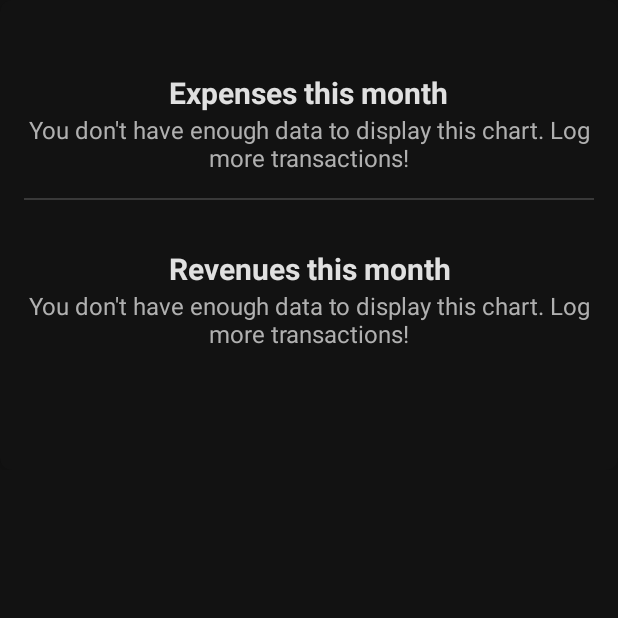
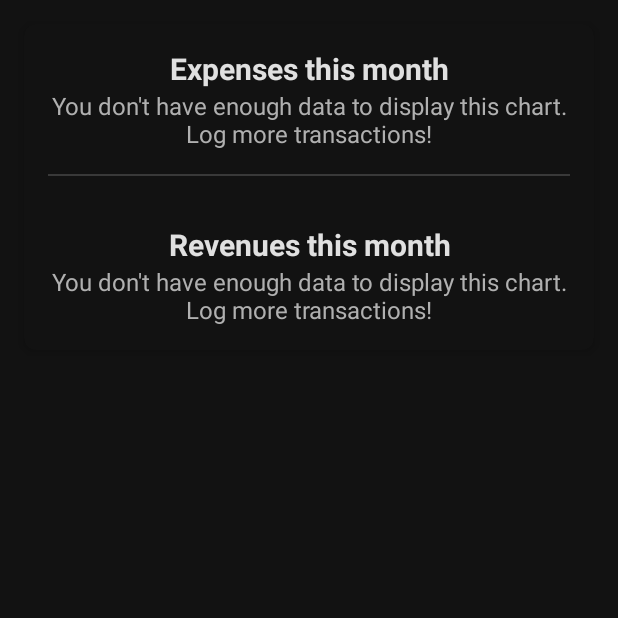
Before and after one commit to zeke-code/akira, an Android app: the fragment StatsFragment shown on its own in the app's theme, on a phone screen of 412 x 824 dp, the top half of it. Run offline under Robolectric (Android 15) with nearby library versions, the phone set to English and light mode, and no system bars; our stand-ins replace Dagger/Hilt's generated code; libraries missing offline, so code that uses them is left out: com.patrykandpatrick.vico; plain views replace CartesianChartView; 9 statements that could not run were skipped.

Commit message:
fix: charts not displaying correctly in StatsFragment

```diff
--- a/app/src/main/java/com/zekecode/akira_financialtracker/ui/fragments/StatsFragment.kt
+++ b/app/src/main/java/com/zekecode/akira_financialtracker/ui/fragments/StatsFragment.kt
@@ -34,51 +34,65 @@ class StatsFragment : Fragment() {
         binding.expenseChartView.modelProducer = viewModel.expenseChartModelProducer
         binding.earningChartView.modelProducer = viewModel.earningChartModelProducer
 
-        setupObservers()
-    }
-
-    private fun setupObservers() {
-        viewModel.isEarningDataEmpty.observe(viewLifecycleOwner) { isDataEmpty ->
-            if (isDataEmpty) {
-                binding.earningChartView.visibility = View.GONE
-                binding.noEarningsDataTextView.visibility = View.VISIBLE
-            } else {
-                binding.earningChartView.visibility = View.VISIBLE
-                binding.noEarningsDataTextView.visibility = View.GONE
-            }
+        // fix the expense chart’s formatter:
+        binding.expenseChartView.post {
+            val chart = binding.expenseChartView.chart ?: return@post
+            binding.expenseChartView.chart = chart.copy(
+                bottomAxis = (chart.bottomAxis as? HorizontalAxis ?: return@post).copy(
+                    valueFormatter = { context, x, _ ->
+                        // get the list of labels from the extraStore:
+                        val labels = context.model.extraStore[viewModel.labelListKey]
+                        // safety check the index, fallback to x.toString() if not in range:
+                        labels.getOrNull(x.toInt()) ?: x.toString()
+                    }
+                )
+            )
         }
 
-        viewModel.isExpenseDataEmpty.observe(viewLifecycleOwner) { isDataEmpty ->
-            if (isDataEmpty) {
-                binding.expenseChartView.visibility = View.GONE
-                binding.noExpensesDataTextView.visibility = View.VISIBLE
-            } else {
-                binding.expenseChartView.visibility = View.VISIBLE
-                binding.noExpensesDataTextView.visibility = View.GONE
-            }
+        // fix the earning chart’s formatter:
+        binding.earningChartView.post {
+            val chart = binding.earningChartView.chart ?: return@post
+            binding.earningChartView.chart = chart.copy(
+                bottomAxis = (chart.bottomAxis as? HorizontalAxis ?: return@post).copy(
+                    valueFormatter = { context, x, _ ->
+                        val labels = context.model.extraStore[viewModel.labelListKey]
+                        labels.getOrNull(x.toInt()) ?: x.toString()
+                    }
+                )
+            )
         }
 
-        viewModel.expenseCategoryNames.observe(viewLifecycleOwner) { categoryNames ->
-            setExpenseChartFormatter(categoryNames)
+        // 2) Observe expenseData to hide/show “no data” text.
+        viewModel.expenseData.observe(viewLifecycleOwner) { (categoryNames, _) ->
+            val isDataEmpty = categoryNames.isEmpty()
+            handleChartVisibility(
+                isDataEmpty = isDataEmpty,
+                chartView = binding.expenseChartView,
+                noDataTextView = binding.noExpensesDataTextView
+            )
         }
 
-        viewModel.earningCategoryNames.observe(viewLifecycleOwner) { categoryNames ->
-            setEarningsChartFormatter(categoryNames)
+        // 3) Observe earningData to hide/show “no data” text.
+        viewModel.earningData.observe(viewLifecycleOwner) { (categoryNames, _) ->
+            val isDataEmpty = categoryNames.isEmpty()
+            handleChartVisibility(
+                isDataEmpty = isDataEmpty,
+                chartView = binding.earningChartView,
+                noDataTextView = binding.noEarningsDataTextView
+            )
         }
     }
 
-    private fun setExpenseChartFormatter(categoryNames: List<String>) {
-        val formatter = CartesianValueFormatter { _, x, _ ->
-            categoryNames.getOrNull(x.toInt()) ?: x.toString()
-        }
-        binding.expenseChartView.chart?.bottomAxis = (binding.expenseChartView.chart?.bottomAxis as HorizontalAxis).copy(valueFormatter = formatter)
-    }
-
-    private fun setEarningsChartFormatter(categoryNames: List<String>) {
-        val formatter = CartesianValueFormatter { _, x, _ ->
-            categoryNames.getOrNull(x.toInt()) ?: x.toString()
-        }
-        binding.earningChartView.chart?.bottomAxis = (binding.earningChartView.chart?.bottomAxis as HorizontalAxis).copy(valueFormatter = formatter)
+    /**
+     * A helper to toggle between chart vs. "no data" text.
+     */
+    private fun handleChartVisibility(
+        isDataEmpty: Boolean,
+        chartView: View,
+        noDataTextView: View
+    ) {
+        chartView.visibility = if (isDataEmpty) View.GONE else View.VISIBLE
+        noDataTextView.visibility = if (isDataEmpty) View.VISIBLE else View.GONE
     }
 
     override fun onDestroyView() {
--- a/app/src/main/java/com/zekecode/akira_financialtracker/ui/viewmodels/StatsViewModel.kt
+++ b/app/src/main/java/com/zekecode/akira_financialtracker/ui/viewmodels/StatsViewModel.kt
@@ -1,8 +1,11 @@
 package com.zekecode.akira_financialtracker.ui.viewmodels
 
-import android.util.Log
-import androidx.lifecycle.*
+import androidx.lifecycle.LiveData
+import androidx.lifecycle.MutableLiveData
+import androidx.lifecycle.ViewModel
+import androidx.lifecycle.viewModelScope
 import com.patrykandpatrick.vico.core.cartesian.data.CartesianChartModelProducer
+import com.patrykandpatrick.vico.core.cartesian.data.CartesianValueFormatter
 import com.patrykandpatrick.vico.core.cartesian.data.columnSeries
 import com.patrykandpatrick.vico.core.common.data.ExtraStore
 import com.zekecode.akira_financialtracker.data.local.entities.EarningWithCategory
@@ -13,10 +16,6 @@ import dagger.hilt.android.lifecycle.HiltViewModel
 import kotlinx.coroutines.launch
 import javax.inject.Inject
 
-/**
- * This class needs some refactoring, as right now it's total garbage.
- * But hey, it works! I hate vico charts.
- */
 @HiltViewModel
 class StatsViewModel @Inject constructor(
     private val repository: FinancialRepository
@@ -29,105 +28,100 @@ class StatsViewModel @Inject constructor(
     private val monthlyEarnings: LiveData<List<EarningWithCategory>> =
         repository.getMonthlyEarnings(currentYearMonth)
 
-    private val _expenseCategoryNames = MediatorLiveData<List<String>>()
-    val expenseCategoryNames: LiveData<List<String>> get() = _expenseCategoryNames
-
-    private val _expenseCategorySums = MediatorLiveData<List<Float>>()
-
-    private val _earningCategoryNames = MediatorLiveData<List<String>>()
-    val earningCategoryNames: LiveData<List<String>> get() = _earningCategoryNames
-
-    private val _earningCategorySums = MediatorLiveData<List<Float>>()
-
     private val _expenseChartModelProducer = CartesianChartModelProducer()
-    val expenseChartModelProducer: CartesianChartModelProducer get() = _expenseChartModelProducer
+    val expenseChartModelProducer: CartesianChartModelProducer
+        get() = _expenseChartModelProducer
 
     private val _earningChartModelProducer = CartesianChartModelProducer()
-    val earningChartModelProducer: CartesianChartModelProducer get() = _earningChartModelProducer
+    val earningChartModelProducer: CartesianChartModelProducer
+        get() = _earningChartModelProducer
 
-    private val _isEarningDataEmpty = MutableLiveData<Boolean>()
-    val isEarningDataEmpty: LiveData<Boolean> get() = _isEarningDataEmpty
+    private val _expenseData = MutableLiveData<Pair<List<String>, List<Double>>>()
+    val expenseData: LiveData<Pair<List<String>, List<Double>>>
+        get() = _expenseData
 
-    private val _isExpenseDataEmpty = MutableLiveData<Boolean>()
-    val isExpenseDataEmpty: LiveData<Boolean> get() = _isExpenseDataEmpty
+    private val _earningData = MutableLiveData<Pair<List<String>, List<Double>>>()
+    val earningData: LiveData<Pair<List<String>, List<Double>>>
+        get() = _earningData
+
+    val labelListKey = ExtraStore.Key<List<String>>()
 
     init {
-        _expenseCategoryNames.addSource(monthlyExpenses) { expenses ->
-            updateExpenseData(expenses)
+        processFinancialData(
+            data = monthlyExpenses,
+            getCategoryName = { it.category.name },
+            getAmount = { it.expense.amount },
+            onProcessed = { names, sums ->
+                _expenseData.value = names to sums
+                updateChart(
+                    categoryNames = names,
+                    categorySums = sums,
+                    chartModelProducer = _expenseChartModelProducer
+                )
+            }
+        )
+
+        processFinancialData(
+            data = monthlyEarnings,
+            getCategoryName = { it.category.name },
+            getAmount = { it.earning.amount },
+            onProcessed = { names, sums ->
+                _earningData.value = names to sums
+                updateChart(
+                    categoryNames = names,
+                    categorySums = sums,
+                    chartModelProducer = _earningChartModelProducer
+                )
+            }
+        )
     }
 
-        _expenseCategorySums.addSource(monthlyExpenses) { expenses ->
-            updateExpenseData(expenses)
+    /**
+     * A generic function to transform the data (List<T>) into names and sums.
+     */
+    private fun <T> processFinancialData(
+        data: LiveData<List<T>>,
+        getCategoryName: (T) -> String,
+        getAmount: (T) -> Double,
+        onProcessed: (List<String>, List<Double>) -> Unit
+    ) {
+        data.observeForever { items ->
+            if (!items.isNullOrEmpty()) {
+                val groupedData = items.groupBy(getCategoryName)
+                val categoryNames = groupedData.keys.toList()
+                val categorySums = groupedData.values.map { group -> group.sumOf(getAmount) }
+                onProcessed(categoryNames, categorySums)
+            } else {
+                onProcessed(emptyList(), emptyList())
             }
-
-        _earningCategoryNames.addSource(monthlyEarnings) { earnings ->
-            updateEarningsData(earnings)
-        }
-
-        _earningCategorySums.addSource(monthlyEarnings) {earnings ->
-            updateEarningsData(earnings)
         }
     }
 
-    private fun updateExpenseData(expenses: List<ExpenseWithCategory>) {
-        if (expenses.isEmpty()) {
-            Log.w("StatsViewModel", "No expenses available to update the data.")
-            _isExpenseDataEmpty.value = true
+    /**
+     * Updates the [chartModelProducer] with new data
+     */
+    private fun updateChart(
+        categoryNames: List<String>,
+        categorySums: List<Double>,
+        chartModelProducer: CartesianChartModelProducer
+    ) {
+        if (categorySums.isEmpty()) {
             return
         }
-
-        val groupedExpenses = expenses.groupBy { it.category.name }
-        val categoryNames = groupedExpenses.keys.toList()
-        val categorySums = groupedExpenses.values.map { group ->
-            group.sumOf { it.expense.amount }.toFloat()
-        }
-
-        _expenseCategoryNames.value = categoryNames
-        _expenseCategorySums.value = categorySums
-
+        else{
             viewModelScope.launch {
-            updateExpenseChart(categoryNames, categorySums)
-        }
-    }
-
-    private fun updateEarningsData(earnings: List<EarningWithCategory>) {
-        if (earnings.isEmpty()) {
-            Log.w("StatsViewModel", "No earnings available to update the data.")
-            _isEarningDataEmpty.value = true
-            return
-        }
-
-        val groupedEarnings = earnings.groupBy { it.category.name }
-        val categoryNames = groupedEarnings.keys.toList()
-        val categorySums = groupedEarnings.values.map { group ->
-            group.sumOf { it.earning.amount }.toFloat()
-        }
-
-        _earningCategoryNames.value = categoryNames
-        _earningCategorySums.value = categorySums
-
-        viewModelScope.launch {
-            updateEarningsChart(categoryNames, categorySums)
-        }
-    }
-
-    private suspend fun updateExpenseChart(categoryNames: List<String>, categorySums: List<Float>) {
-        val labelListKey = ExtraStore.Key<List<String>>()
-        _expenseChartModelProducer.runTransaction {
+                chartModelProducer.runTransaction {
+                    // 1) Update the columns:
                     columnSeries { series(categorySums) }
+                    // 2) Store category names in ExtraStore:
                     extras { extraStore ->
                         extraStore[labelListKey] = categoryNames
                     }
                 }
-    }
-
-    private suspend fun updateEarningsChart(categoryNames: List<String>, categorySums: List<Float>) {
-        val labelListKey = ExtraStore.Key<List<String>>()
-        _earningChartModelProducer.runTransaction {
-            columnSeries { series(categorySums) }
-            extras { extraStore ->
-                extraStore[labelListKey] = categoryNames
+                CartesianValueFormatter { context, x, _ ->
+                    context.model.extraStore[labelListKey][x.toInt()]
                 }
             }
         }
     }
+}
--- a/app/src/main/res/layout/fragment_stats.xml
+++ b/app/src/main/res/layout/fragment_stats.xml
@@ -1,89 +1,78 @@
 <?xml version="1.0" encoding="utf-8"?>
 <ScrollView
     xmlns:android="http://schemas.android.com/apk/res/android"
-    xmlns:tools="http://schemas.android.com/tools"
     xmlns:app="http://schemas.android.com/apk/res-auto"
     android:layout_width="match_parent"
-    android:layout_height="match_parent"
-    tools:context=".ui.fragments.StatsFragment">
+    android:layout_height="match_parent">
 
-    <androidx.constraintlayout.widget.ConstraintLayout
+    <LinearLayout
         android:layout_width="match_parent"
-        android:layout_height="wrap_content">
+        android:layout_height="wrap_content"
+        android:orientation="vertical">
 
+        <!-- CardView with margin for better spacing -->
         <androidx.cardview.widget.CardView
-            android:id="@+id/main_chart_card"
-            android:layout_width="0dp"
+            android:layout_width="match_parent"
             android:layout_height="wrap_content"
+            android:layout_margin="@dimen/spacing_m"
             app:cardElevation="4dp"
             app:cardCornerRadius="8dp"
-            app:cardBackgroundColor="@color/background"
-            app:layout_constraintTop_toTopOf="parent"
-            app:layout_constraintStart_toStartOf="parent"
-            app:layout_constraintEnd_toEndOf="parent">
+            app:cardBackgroundColor="@color/background">
 
+            <!-- Content inside CardView -->
             <LinearLayout
                 android:layout_width="match_parent"
                 android:layout_height="wrap_content"
-                android:layout_marginTop="@dimen/spacing_l"
-                android:layout_marginBottom="@dimen/spacing_xl"
                 android:orientation="vertical"
                 android:padding="@dimen/spacing_m">
 
                 <!-- Monthly Expenses Header -->
                 <TextView
                     android:id="@+id/expenses_header"
-                    android:layout_width="wrap_content"
+                    android:layout_width="match_parent"
                     android:layout_height="wrap_content"
                     android:text="@string/stats_monthly_expenses_header"
                     android:textSize="20sp"
                     android:textColor="@color/primary_text"
                     android:textStyle="bold"
-                    android:gravity="center_horizontal"
-                    android:layout_gravity="center_horizontal" />
+                    android:gravity="center_horizontal" />
 
                 <!-- Expense Graph -->
                 <com.patrykandpatrick.vico.views.cartesian.CartesianChartView
                     android:id="@+id/expense_chart_view"
                     android:layout_width="match_parent"
                     android:layout_height="wrap_content"
-                    app:scrollEnabled="true"
-                    app:layers="column"
-                    app:columnLayerStyle="@style/ExpenseChartColumnLayerStyle"
-                    app:showStartAxis="true"
-                    app:showBottomAxis="true"
-                    app:bottomAxisStyle="@style/CustomAxis"
-                    android:padding="@dimen/spacing_m" />
+                    android:minHeight="300dp"
+                    app:chartStyle="@style/ExpenseChartStyle" />
 
                 <!-- Empty Expense Data Message -->
                 <TextView
                     android:id="@+id/noExpensesDataTextView"
-                    android:layout_width="wrap_content"
+                    android:layout_width="match_parent"
                     android:layout_height="wrap_content"
-                    android:text="@string/stats_no_data_message"                    android:visibility="gone"
-                    android:gravity="center"
+                    android:text="@string/stats_no_data_message"
                     android:textSize="@dimen/text_s"
-                    android:textColor="@color/secondary_text" />
+                    android:textColor="@color/secondary_text"
+                    android:gravity="center_horizontal"
+                    android:visibility="gone" />
 
                 <!-- Divider -->
                 <View
                     android:layout_width="match_parent"
                     android:layout_height="1dp"
-                    android:layout_marginTop="@dimen/spacing_m"
-                    android:layout_marginBottom="@dimen/spacing_m"
+                    android:layout_marginVertical="@dimen/spacing_m"
                     android:background="@color/divider" />
 
                 <!-- Monthly Revenue Header -->
                 <TextView
                     android:id="@+id/revenue_header"
-                    android:layout_width="wrap_content"
+                    android:layout_width="match_parent"
                     android:layout_height="wrap_content"
                     android:text="@string/stats_monthly_revenue_header"
                     android:textSize="20sp"
                     android:textColor="@color/primary_text"
                     android:textStyle="bold"
                     android:gravity="center_horizontal"
-                    android:layout_gravity="center_horizontal"
                     android:layout_marginTop="@dimen/spacing_m" />
 
                 <!-- Revenue Graph -->
@@ -91,25 +80,21 @@
                     android:id="@+id/earning_chart_view"
                     android:layout_width="match_parent"
                     android:layout_height="wrap_content"
-                    app:scrollEnabled="true"
-                    app:layers="column"
-                    app:columnLayerStyle="@style/RevenueChartColumnLayerStyle"
-                    app:showStartAxis="true"
-                    app:showBottomAxis="true"
-                    android:padding="@dimen/spacing_m" />
+                    android:minHeight="300dp"
+                    app:chartStyle="@style/RevenueChartStyle" />
 
                 <!-- Empty Earnings Data Message -->
                 <TextView
                     android:id="@+id/noEarningsDataTextView"
-                    android:layout_width="wrap_content"
+                    android:layout_width="match_parent"
                     android:layout_height="wrap_content"
                     android:text="@string/stats_no_data_message"
-                    android:visibility="gone"
-                    android:gravity="center"
                     android:textSize="@dimen/text_s"
-                    android:textColor="@color/secondary_text" />
+                    android:textColor="@color/secondary_text"
+                    android:gravity="center_horizontal"
+                    android:visibility="gone" />
 
-                <!-- Expenses vs Revenue Graph
+                <!-- Optional Expenses vs Revenue Graph (commented out)
                 <com.patrykandpatrick.vico.views.cartesian.CartesianChartView
                     android:id="@+id/revenue_vs_expenses_chart_view"
                     android:layout_width="match_parent"
@@ -120,10 +105,9 @@
                     app:showStartAxis="true"
                     app:showBottomAxis="true"
                     android:padding="@dimen/spacing_m" />
-
-                    -->
+                -->
 
             </LinearLayout>
         </androidx.cardview.widget.CardView>
-    </androidx.constraintlayout.widget.ConstraintLayout>
+    </LinearLayout>
 </ScrollView>
--- a/app/src/main/res/values/styles.xml
+++ b/app/src/main/res/values/styles.xml
@@ -1,7 +1,6 @@
 <?xml version="1.0" encoding="utf-8"?>
 <resources>
-
-    <!-- Custom style for BottomNavigationView -->
+    <!-- Navigation Styles -->
     <style name="CustomBottomNavigation" parent="Widget.MaterialComponents.BottomNavigationView">
         <item name="itemTextAppearanceActive">@style/BottomNavActiveTextStyle</item>
         <item name="backgroundColor">@color/secondary_background</item>
@@ -11,42 +10,70 @@
         <item name="menuGravity">center</item>
     </style>
 
-    <!-- Style for active text in BottomNavigationView -->
     <style name="BottomNavActiveTextStyle" parent="TextAppearance.MaterialComponents.Caption">
         <item name="android:textColor">#E0E0E0</item>
     </style>
 
-    <!-- General text style for BottomNavigationView -->
     <style name="BottomNavTextStyle" parent="TextAppearance.MaterialComponents.Caption">
         <item name="android:textSize">10sp</item>
         <item name="android:paddingBottom">0dp</item>
         <item name="android:paddingTop">0dp</item>
     </style>
 
+    <!-- Dialog Styles -->
     <style name="CustomDialog" parent="Theme.MaterialComponents.Dialog">
         <item name="android:windowBackground">@android:color/transparent</item>
         <item name="android:windowIsFloating">true</item>
         <item name="android:backgroundDimEnabled">true</item>
     </style>
 
-    <style name="ExpenseChartColumn1Style">
-        <item name="color">@color/accent_red</item>
-        <item name="thickness">8dp</item>
-    </style>
+    <!-- Chart Base Styles -->
 
     <style name="CustomAxis">
         <item name="horizontalAxisLabelSpacing">2</item>
     </style>
 
-    <style name="RevenueChartColumn1Style">
-        <item name="color">@color/accent_green</item>
+    <style name="BaseColumnStyle">
         <item name="thickness">8dp</item>
+    </style>
+
+    <!-- Expense Chart Styles -->
+    <style name="ExpenseChartStyle">
+        <item name="bottomAxisStyle">@style/CustomAxis</item>
+        <item name="columnLayerStyle">@style/ExpenseChartColumnLayerStyle</item>
+        <item name="layers">column</item>
+        <item name="showBottomAxis">true</item>
+        <item name="showStartAxis">true</item>
+        <item name="scrollEnabled">true</item>
+    </style>
+
+    <style name="ExpenseChartColumn1Style" parent="BaseColumnStyle">
+        <item name="android:color">@color/accent_red</item>
     </style>
 
     <style name="ExpenseChartColumnLayerStyle">
         <item name="column1Style">@style/ExpenseChartColumn1Style</item>
     </style>
 
+    <!-- Revenue Chart Styles -->
+    <style name="RevenueChartStyle">
+        <item name="bottomAxisStyle">@style/CustomAxis</item>
+        <item name="columnLayerStyle">@style/RevenueChartColumnLayerStyle</item>
+        <item name="layers">column</item>
+        <item name="showBottomAxis">true</item>
+        <item name="showStartAxis">true</item>
+        <item name="scrollEnabled">true</item>
+    </style>
+
+    <style name="RevenueChartColumn1Style" parent="BaseColumnStyle">
+        <item name="color">@color/accent_green</item>
+    </style>
+
+    <style name="RevenueChartColumnLayerStyle">
+        <item name="column1Style">@style/RevenueChartColumn1Style</item>
+    </style>
+
+    <!-- Stocks Chart Styles -->
     <style name="StocksChartLine1Style">
         <item name="color">@color/accent_blue</item>
     </style>
@@ -60,10 +87,7 @@
         <item name="showGuidelines">false</item>
     </style>
 
-    <style name="RevenueChartColumnLayerStyle">
-        <item name="column1Style">@style/RevenueChartColumn1Style</item>
-    </style>
-
+    <!-- Expense vs Revenue Chart Styles -->
     <style name="ExpenseVsChartLineLayerStyle">
         <item name="line1Style">@style/ExpenseVsChartExpenseLineStyle</item>
         <item name="line2Style">@style/ExpenseVsChartRevenueLineStyle</item>
@@ -72,8 +96,8 @@
     <style name="ExpenseVsChartExpenseLineStyle" parent="ExpenseVsChartLineLayerStyle">
         <item name="color">@color/accent_red</item>
     </style>
+
     <style name="ExpenseVsChartRevenueLineStyle" parent="ExpenseVsChartLineLayerStyle">
         <item name="color">@color/accent_green</item>
     </style>
-
 </resources>
```
Lines whose indentation alone changed are shown as unchanged.
